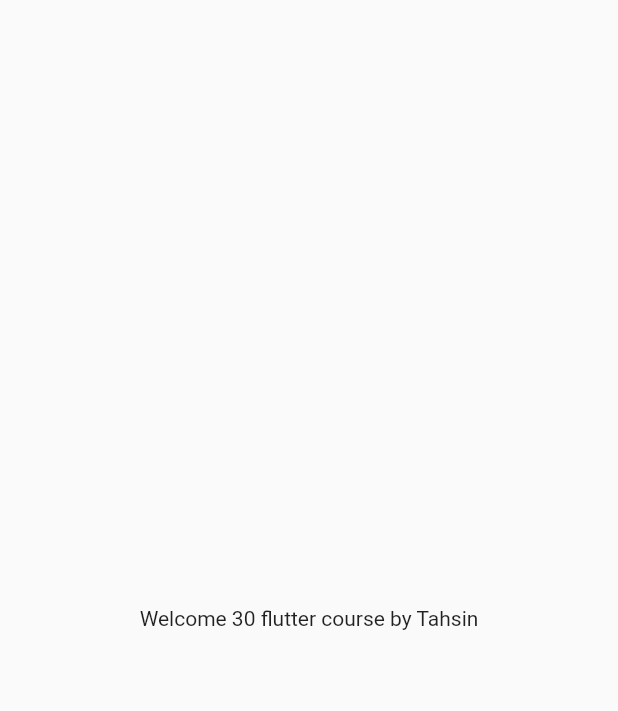
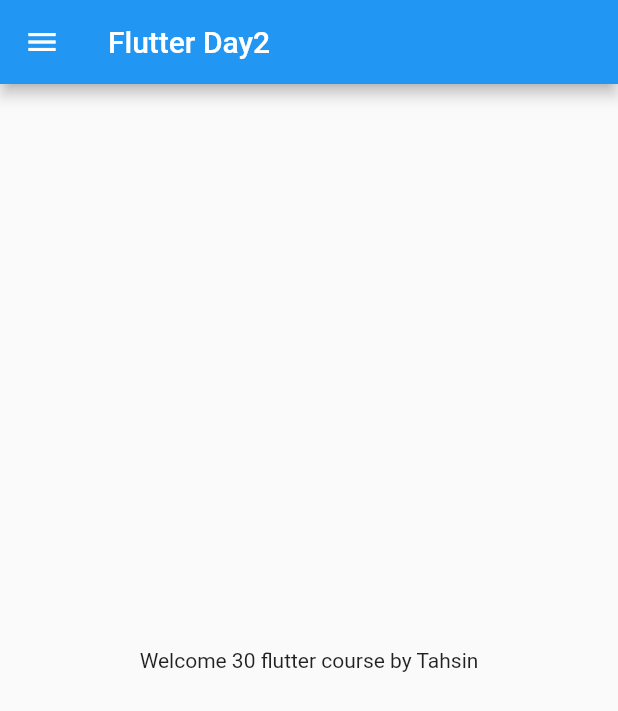
Before and after one commit to SayedTahsin/300daysofFlutter, a Flutter app: the screen it shows after launch, on a phone screen of 412 x 824 dp. Shown: the top 711 px of the screen. Run offline on Flutter 3.47's test engine with Material 2 defaults, Android fonts, the phone set to English and light mode, and no system bars.

Commit message:
Day2 completed 1:16

```diff
--- a/lib/home_page.dart
+++ b/lib/home_page.dart
@@ -6,12 +6,17 @@ class Homepage extends StatelessWidget {
   final String name = "Tahsin";
   @override
   Widget build(BuildContext context) {
-    return Material(
-      child: Center(
+    return Scaffold(
+      appBar: AppBar(
+        title: Text("Flutter Day2"),
+      ),
+      body: Center(
         child: Container(
           child: Text("Welcome $days flutter course by $name"),
         ),
       ),
+    drawer: Drawer(),
     );
   }
+
 }
```
